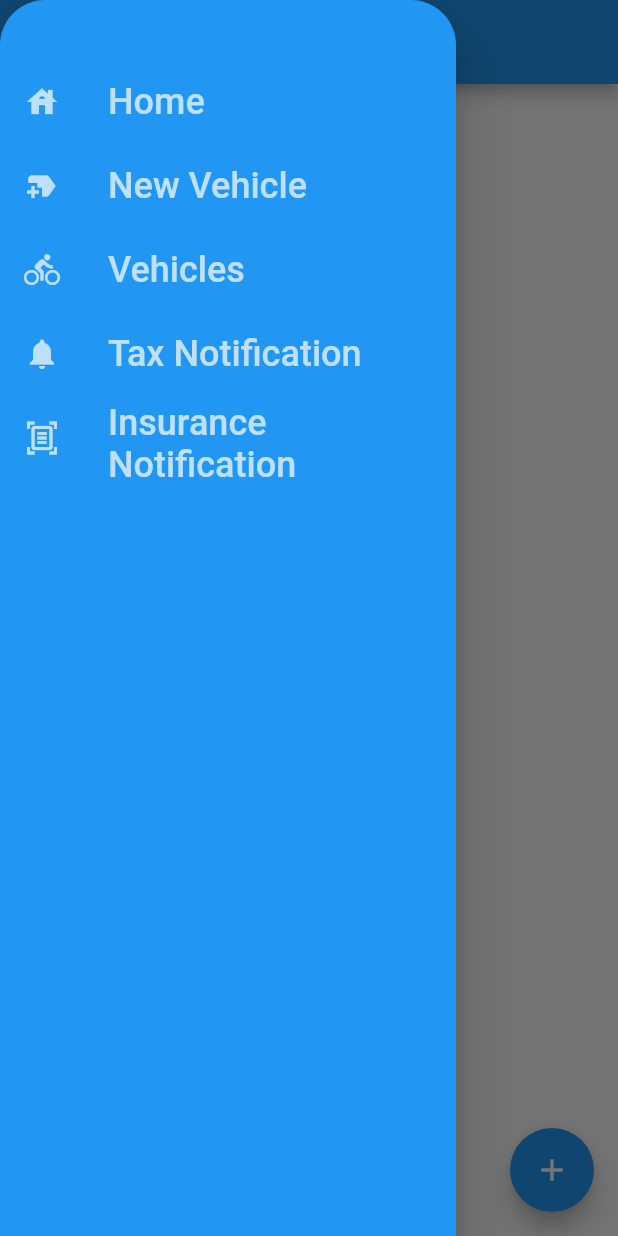
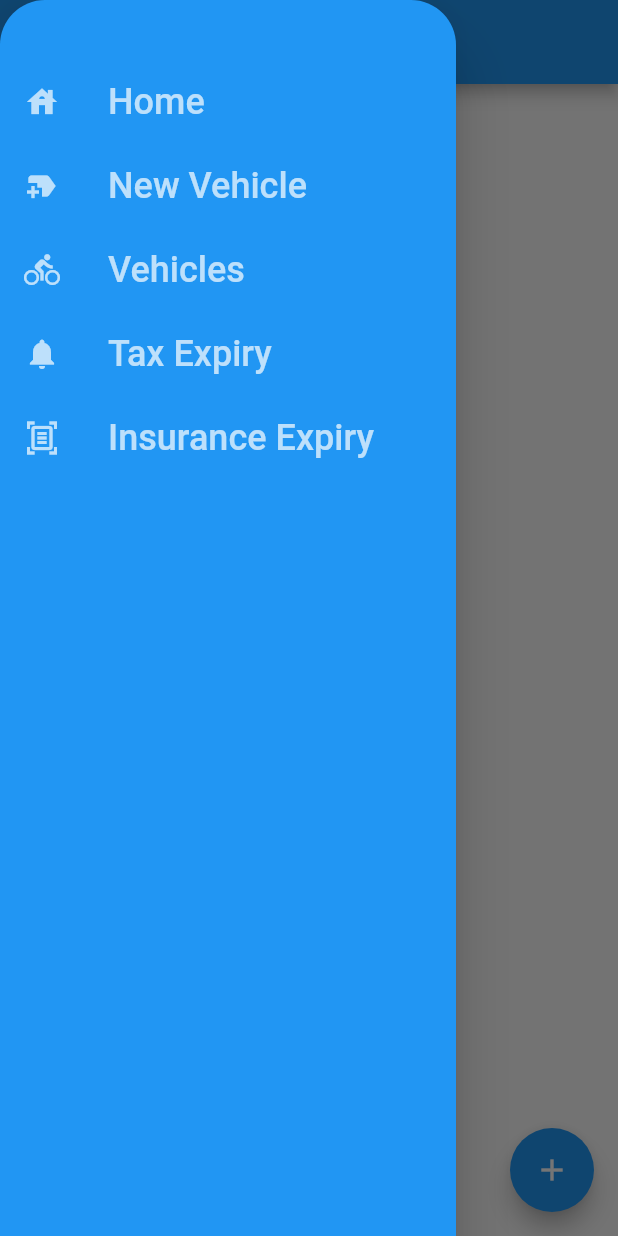
Before and after one commit to ak672676/skt, a Flutter app: the screen it shows after launch, with the side drawer open, on a phone screen of 412 x 824 dp. Run offline on Flutter 3.47's test engine with Material 2 defaults, Android fonts, the phone set to English and light mode, and no system bars; our stand-ins replace cloud_firestore, dio, file_picker, firebase_core, firebase_storage, open_file and 1 more; missing offline and left inert: flutter_pdfview; accounts and stored records are empty.

Commit message:
Some Navigation Change

```diff
--- a/lib/screens/insurance_notification.dart
+++ b/lib/screens/insurance_notification.dart
@@ -51,6 +51,7 @@ class _InsuranceNotificationState extends State<InsuranceNotification> {
                         .add(Duration(days: int.parse(searchDays)))
                         .millisecondsSinceEpoch,
                   )
+                  .where("isActive", isEqualTo: true)
                   .orderBy("endDate", descending: false)
                   .snapshots(),
               builder: (context, snapshot) {
@@ -82,7 +83,7 @@ class _InsuranceNotificationState extends State<InsuranceNotification> {
                         },
                         child: ListTile(
                           leading: const Text(
-                            "INSURANCE",
+                            "INS",
                             style: TextStyle(
                               color: Colors.blue,
                               fontWeight: FontWeight.bold,
--- a/lib/screens/tax_notification.dart
+++ b/lib/screens/tax_notification.dart
@@ -51,6 +51,7 @@ class _TaxNotificationState extends State<TaxNotification> {
                         .add(Duration(days: int.parse(searchDays)))
                         .millisecondsSinceEpoch,
                   )
+                  .where("isActive", isEqualTo: true)
                   .orderBy("endDate", descending: false)
                   .snapshots(),
               builder: (context, snapshot) {
--- a/lib/widget/navigation_drawer_widget.dart
+++ b/lib/widget/navigation_drawer_widget.dart
@@ -70,7 +70,7 @@ class NavigationDrawerWidget extends StatelessWidget {
           ListTile(
             leading: const Icon(Icons.notifications, color: Colors.white70),
             title: const Text(
-              'Tax Notification',
+              'Tax Expiry',
               style: TextStyle(fontSize: 24.0, color: Colors.white70),
             ),
             onTap: () {
@@ -86,7 +86,7 @@ class NavigationDrawerWidget extends StatelessWidget {
             leading: const Icon(Icons.document_scanner_outlined,
                 color: Colors.white70),
             title: const Text(
-              'Insurance Notification',
+              'Insurance Expiry',
               style: TextStyle(fontSize: 24.0, color: Colors.white70),
             ),
             onTap: () {
```
